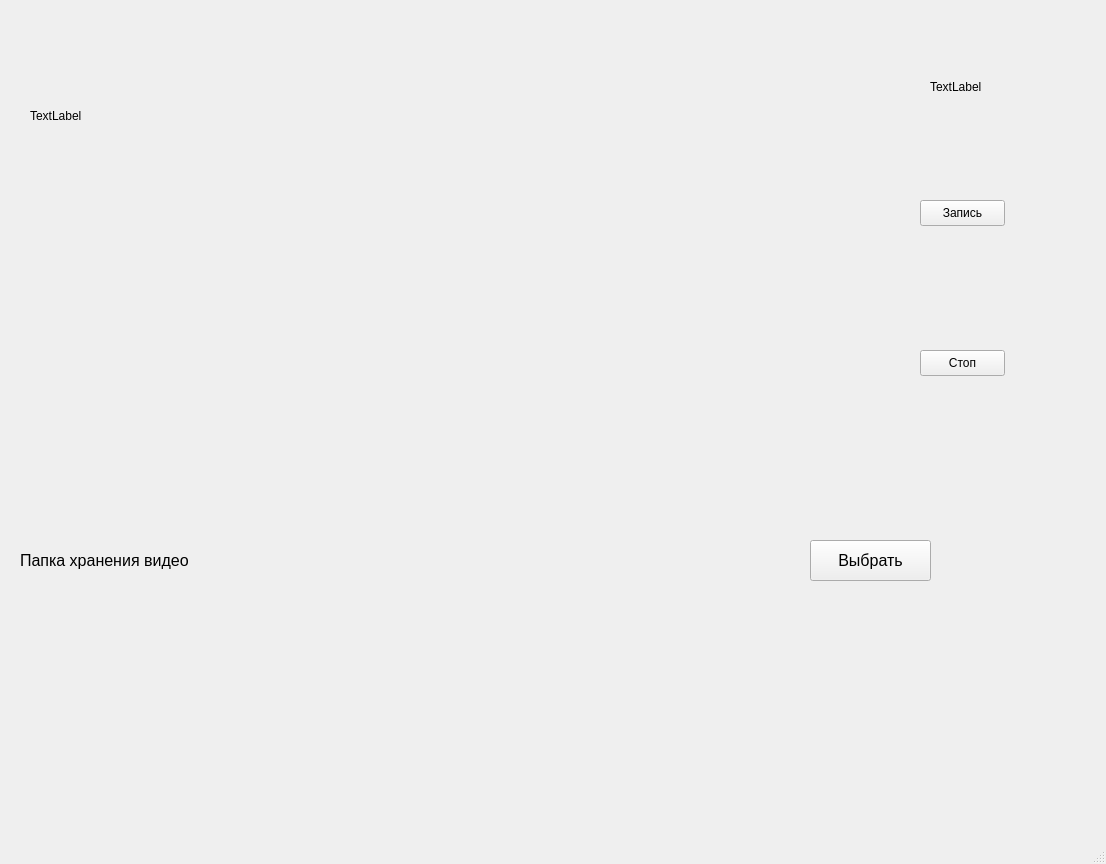
The window that design.ui (Arsbul-hub/PythonVideoRecorder) describes before a commit, drawn with Qt 5.
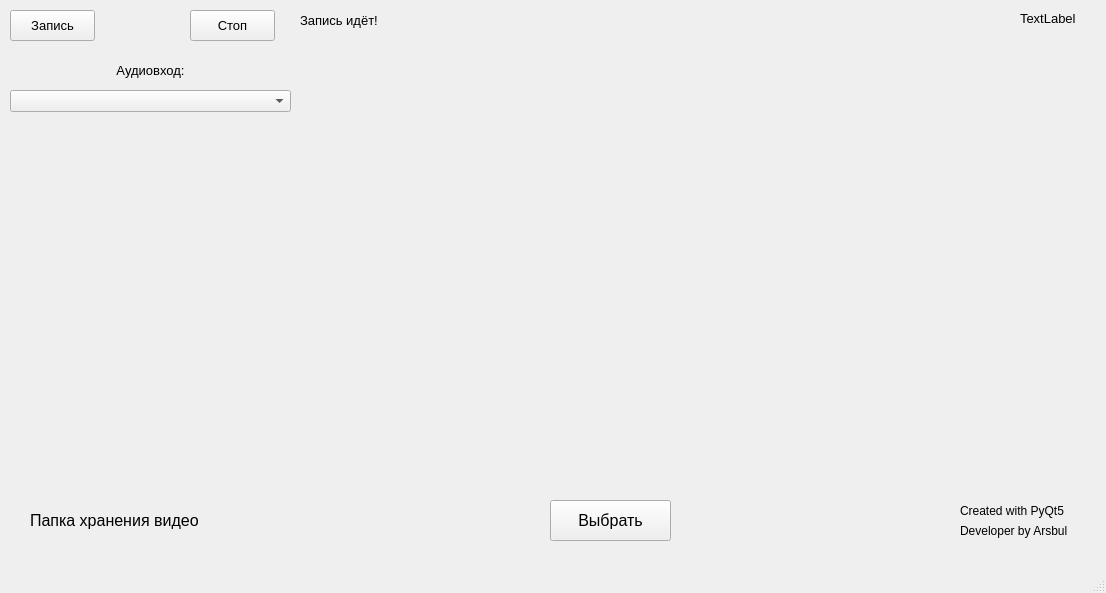
The same window after the commit. Icons and pictures are not drawn.

```diff
--- a/design.ui
+++ b/design.ui
@@ -7,41 +7,27 @@
     <x>0</x>
     <y>0</y>
     <width>1106</width>
-    <height>864</height>
+    <height>593</height>
    </rect>
   </property>
   <property name="windowTitle">
    <string>MainWindow</string>
   </property>
   <widget class="QWidget" name="centralwidget">
-   <widget class="QLabel" name="video_view">
-    <property name="geometry">
-     <rect>
-      <x>0</x>
-      <y>70</y>
-      <width>781</width>
-      <height>431</height>
-     </rect>
-    </property>
-    <property name="text">
-     <string/>
-    </property>
-    <property name="pixmap">
-     <pixmap>monitor-1.png</pixmap>
-    </property>
-    <property name="alignment">
-     <set>Qt::AlignCenter</set>
-    </property>
-   </widget>
    <widget class="QPushButton" name="start_writing">
     <property name="geometry">
      <rect>
-      <x>920</x>
-      <y>200</y>
+      <x>10</x>
+      <y>10</y>
       <width>85</width>
-      <height>26</height>
+      <height>31</height>
      </rect>
     </property>
+    <property name="font">
+     <font>
+      <pointsize>10</pointsize>
+     </font>
+    </property>
     <property name="text">
      <string>Запись</string>
     </property>
@@ -49,12 +35,17 @@
    <widget class="QPushButton" name="stop_writing">
     <property name="geometry">
      <rect>
-      <x>920</x>
-      <y>350</y>
+      <x>190</x>
+      <y>10</y>
       <width>85</width>
-      <height>26</height>
+      <height>31</height>
      </rect>
     </property>
+    <property name="font">
+     <font>
+      <pointsize>10</pointsize>
+     </font>
+    </property>
     <property name="text">
      <string>Стоп</string>
     </property>
@@ -62,12 +53,17 @@
    <widget class="QLabel" name="current_fps">
     <property name="geometry">
      <rect>
-      <x>930</x>
-      <y>80</y>
-      <width>54</width>
-      <height>14</height>
+      <x>1020</x>
+      <y>10</y>
+      <width>71</width>
+      <height>16</height>
      </rect>
     </property>
+    <property name="font">
+     <font>
+      <pointsize>10</pointsize>
+     </font>
+    </property>
     <property name="text">
      <string>TextLabel</string>
     </property>
@@ -75,8 +71,8 @@
    <widget class="QPushButton" name="choose_out_folder">
     <property name="geometry">
      <rect>
-      <x>810</x>
-      <y>540</y>
+      <x>550</x>
+      <y>500</y>
       <width>121</width>
       <height>41</height>
      </rect>
@@ -93,32 +89,116 @@
    <widget class="QLabel" name="out_folder">
     <property name="geometry">
      <rect>
-      <x>20</x>
-      <y>540</y>
-      <width>791</width>
-      <height>41</height>
-     </rect>
-    </property>
-    <property name="font">
-     <font>
-      <pointsize>12</pointsize>
-     </font>
-    </property>
-    <property name="text">
-     <string>Папка хранения видео</string>
-    </property>
-   </widget>
-   <widget class="QLabel" name="recording_icon">
-    <property name="geometry">
-     <rect>
       <x>30</x>
-      <y>80</y>
-      <width>121</width>
-      <height>71</height>
+      <y>500</y>
+      <width>511</width>
+      <height>41</height>
      </rect>
     </property>
+    <property name="font">
+     <font>
+      <pointsize>12</pointsize>
+     </font>
+    </property>
     <property name="text">
-     <string>TextLabel</string>
+     <string>Папка хранения видео</string>
+    </property>
+    <property name="alignment">
+     <set>Qt::AlignLeading|Qt::AlignLeft|Qt::AlignVCenter</set>
+    </property>
+   </widget>
+   <widget class="QLabel" name="video_view">
+    <property name="geometry">
+     <rect>
+      <x>300</x>
+      <y>40</y>
+      <width>781</width>
+      <height>431</height>
+     </rect>
+    </property>
+    <property name="text">
+     <string/>
+    </property>
+    <property name="pixmap">
+     <pixmap>recoding_icon.gif</pixmap>
+    </property>
+    <property name="alignment">
+     <set>Qt::AlignCenter</set>
+    </property>
+   </widget>
+   <widget class="QLabel" name="recording_state">
+    <property name="geometry">
+     <rect>
+      <x>300</x>
+      <y>0</y>
+      <width>181</width>
+      <height>41</height>
+     </rect>
+    </property>
+    <property name="font">
+     <font>
+      <pointsize>10</pointsize>
+     </font>
+    </property>
+    <property name="text">
+     <string>Запись идёт!</string>
+    </property>
+   </widget>
+   <widget class="QLabel" name="label">
+    <property name="geometry">
+     <rect>
+      <x>960</x>
+      <y>500</y>
+      <width>141</width>
+      <height>21</height>
+     </rect>
+    </property>
+    <property name="text">
+     <string>Created with PyQt5</string>
+    </property>
+   </widget>
+   <widget class="QLabel" name="label_2">
+    <property name="geometry">
+     <rect>
+      <x>960</x>
+      <y>520</y>
+      <width>141</width>
+      <height>21</height>
+     </rect>
+    </property>
+    <property name="text">
+     <string>Developer by Arsbul</string>
+    </property>
+   </widget>
+   <widget class="QComboBox" name="microphones">
+    <property name="geometry">
+     <rect>
+      <x>10</x>
+      <y>90</y>
+      <width>281</width>
+      <height>22</height>
+     </rect>
+    </property>
+   </widget>
+   <widget class="QLabel" name="label_3">
+    <property name="geometry">
+     <rect>
+      <x>10</x>
+      <y>60</y>
+      <width>281</width>
+      <height>20</height>
+     </rect>
+    </property>
+    <property name="font">
+     <font>
+      <pointsize>10</pointsize>
+     </font>
+    </property>
+    <property name="text">
+     <string>Аудиовход:</string>
+    </property>
+    <property name="alignment">
+     <set>Qt::AlignCenter</set>
     </property>
    </widget>
   </widget>
```
